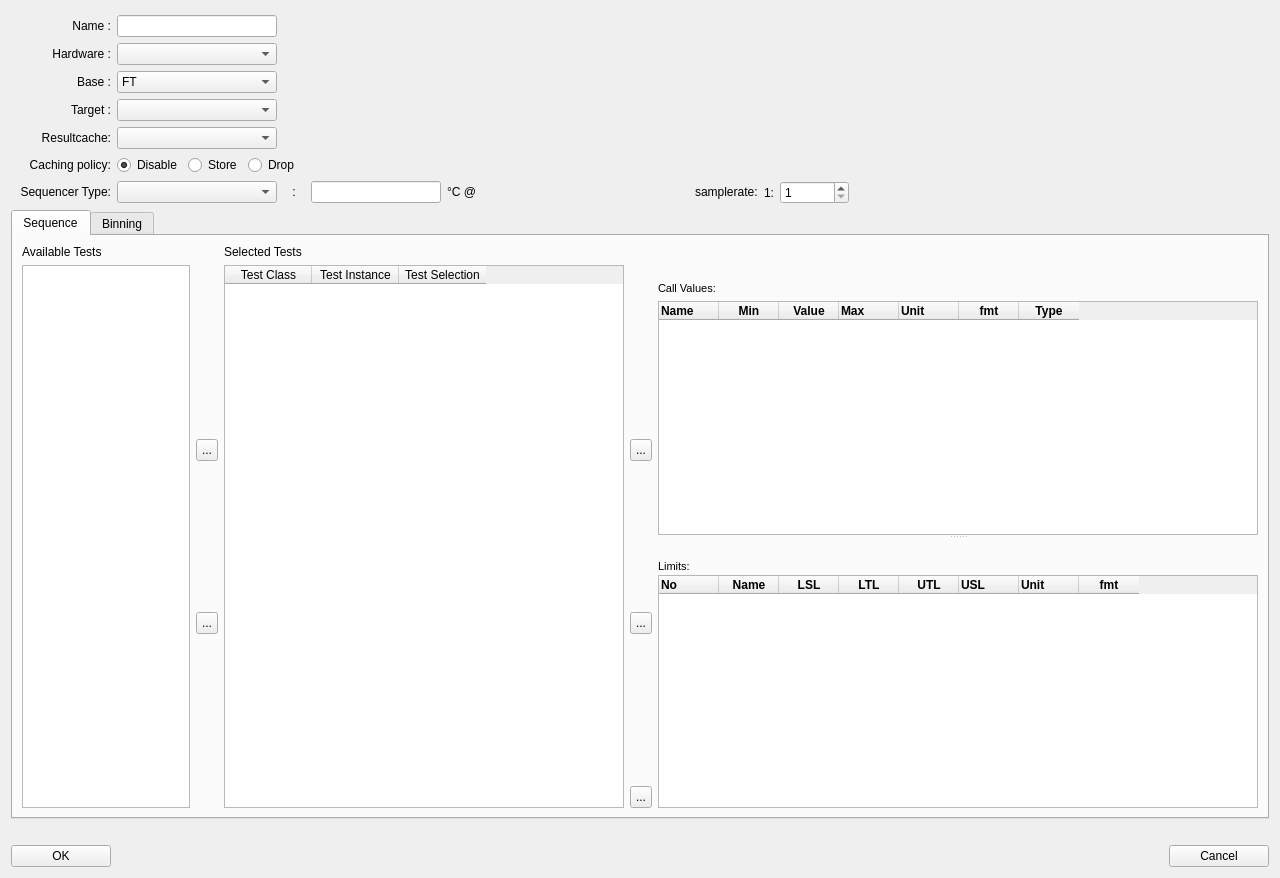
Old version of the form src/ATE_spyder/ate_spyder/widgets/actions_on/program/TestProgramWizard.ui in the repository Semi-ATE/Semi-ATE.
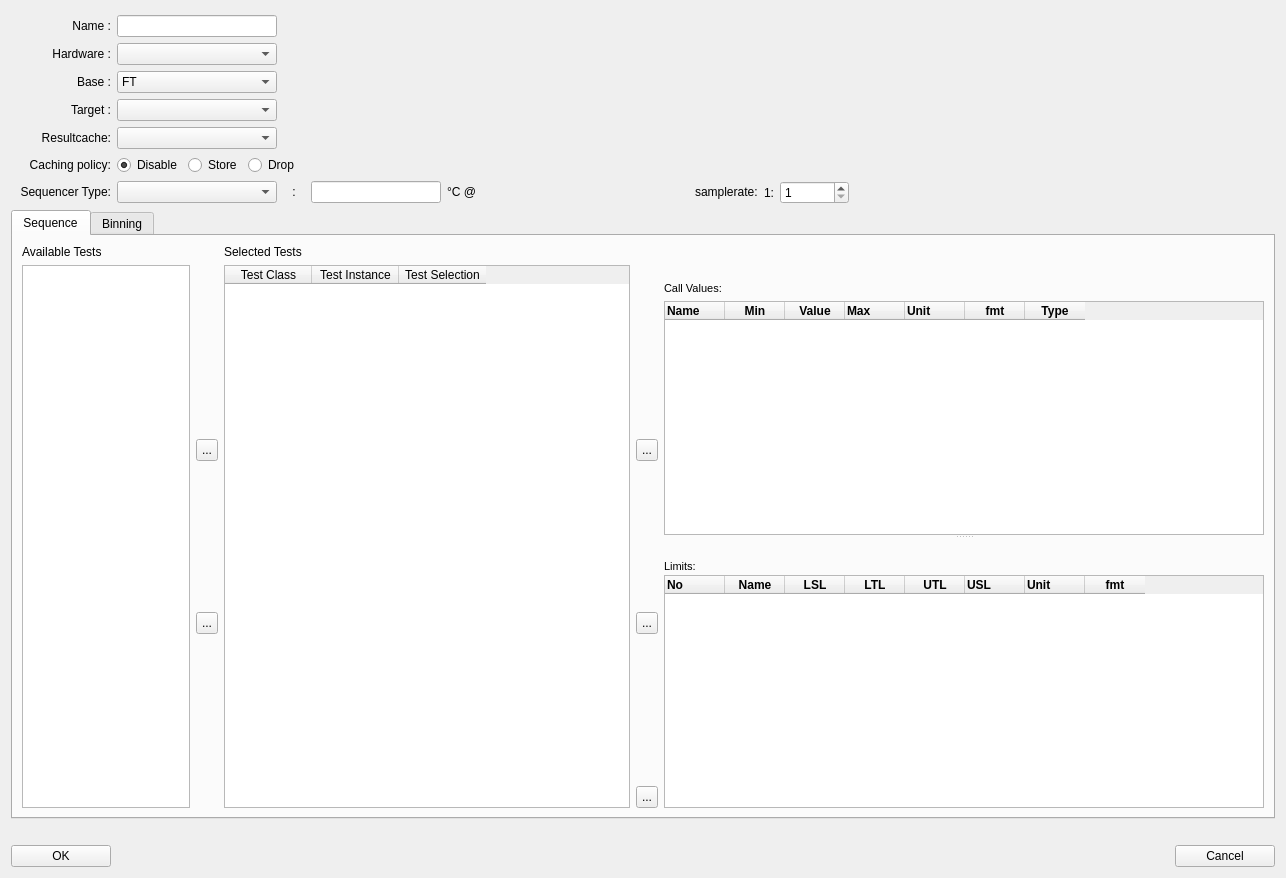
New version of the form.

What changed in the file:
```diff
--- a/src/ATE_spyder/ate_spyder/widgets/actions_on/program/TestProgramWizard.ui
+++ b/src/ATE_spyder/ate_spyder/widgets/actions_on/program/TestProgramWizard.ui
@@ -6,7 +6,7 @@
    <rect>
     <x>0</x>
     <y>0</y>
-    <width>1266</width>
+    <width>1286</width>
     <height>878</height>
    </rect>
   </property>
```
Left out of the diff: 3 changed lines with no effect on the pictures.
